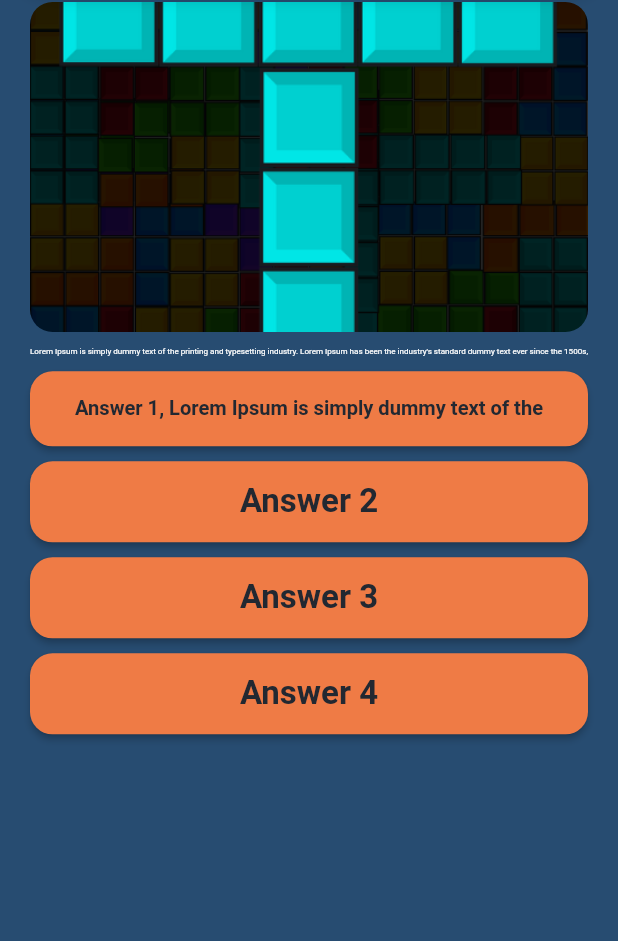
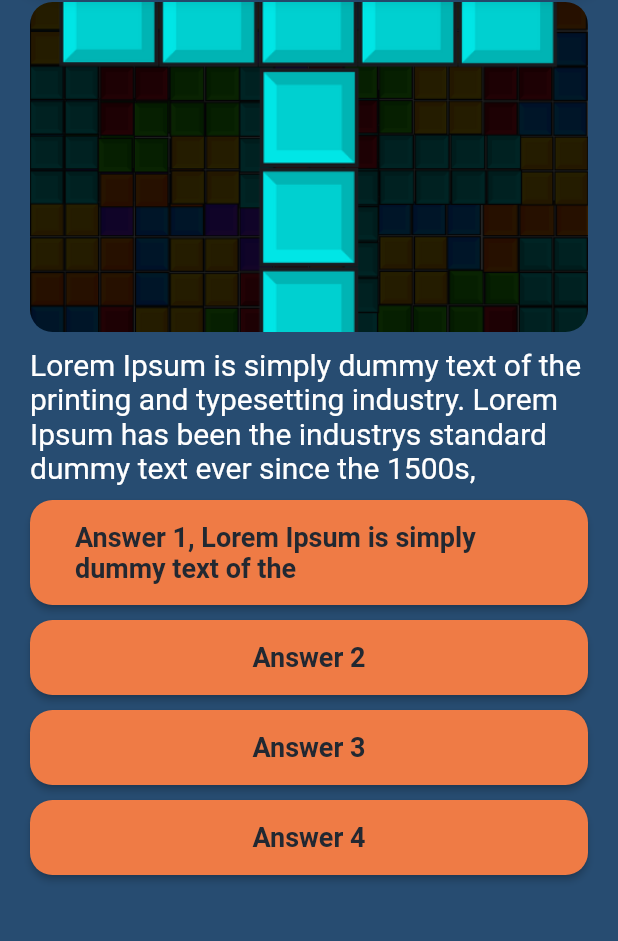
Before and after one commit to DevranAkat/Flutter-QuizApp, a Flutter app: the screen it shows after launch, after a tap on "Play!", on a phone screen of 412 x 824 dp, the part 97-1038 px from its top. Run offline on Flutter 3.47's test engine with Material 2 defaults, Android fonts, the phone set to English and light mode, and no system bars; drawn by our look-alikes of auto_size_text.

Commit message:
Designing quiz page

```diff
--- a/lib/main.dart
+++ b/lib/main.dart
@@ -19,8 +19,8 @@ class MyApp extends StatelessWidget {
         primaryColor: const Color(0xFF222831),
       ),
       routes: {
-        '/': (context) => HomePage(),
-        '/second': (context) => QuizPage(),
+        '/': (context) => const HomePage(),
+        '/second': (context) => const QuizPage(),
       },
       initialRoute: '/',
     );
--- a/lib/screens/home_page.dart
+++ b/lib/screens/home_page.dart
@@ -19,10 +19,10 @@ class PlayButton extends StatelessWidget {
         onPressed: () => Navigator.pushNamed(context, '/second'),
         child: const Text(
           'Play!',
-          style: const TextStyle(color: Color(0xFF222831), fontWeight: FontWeight.bold),
+          style: TextStyle(color: Color(0xFF222831), fontWeight: FontWeight.bold),
         ),
         style: ElevatedButton.styleFrom(
-          primary: Color(0xFFEF7B45),
+          primary: const Color(0xFFEF7B45),
           textStyle: const TextStyle(fontSize: 28),
           padding: const EdgeInsets.symmetric(vertical: 24.0, horizontal: 70),
           shape: RoundedRectangleBorder(
--- a/lib/screens/quiz_page.dart
+++ b/lib/screens/quiz_page.dart
@@ -1,3 +1,4 @@
+import 'package:auto_size_text/auto_size_text.dart';
 import 'package:flutter/material.dart';
 
 class QuizPage extends StatelessWidget {
@@ -28,16 +29,16 @@ class QuizPage extends StatelessWidget {
                 borderRadius: BorderRadius.circular(15),
               ),
             ),
-            Padding(
-              padding: const EdgeInsets.only(left: 20.0, right: 20.0, top: 10.0),
-              child: FittedBox(
-                fit: BoxFit.fitWidth,
-                child: Text(
-                  "Lorem Ipsum is simply dummy text of the printing and typesetting industry. Lorem Ipsum has been the industry's standard dummy text ever since the 1500s,",
-                  style: const TextStyle(color: Colors.white, fontSize: 26),
+            const Padding(
+              padding:  EdgeInsets.only(left: 20.0, right: 20.0, top: 10.0),
+                child:  AutoSizeText(
+                  'Lorem Ipsum is simply dummy text of the printing and typesetting industry. Lorem Ipsum has been the industrys standard dummy text ever since the 1500s,',
+                  style: TextStyle(fontSize: 24, color: Colors.white),
+                  minFontSize: 14,
+                  maxLines: 4,
+                  overflow: TextOverflow.ellipsis,
                 ),
               ),
-            ),
             Options("Answer 1, Lorem Ipsum is simply dummy text of the"),
             Options("Answer 2"),
             Options("Answer 3"),
@@ -54,19 +55,18 @@ Padding Options(String answer) {
     padding: const EdgeInsets.only(left: 20.0, right: 20.0, top: 10.0),
     child: ElevatedButton(
       onPressed: () => {},
-      child: FittedBox(
-        fit: BoxFit.fitWidth,
-        child: Text(
-          answer,
-          style: const TextStyle(
-            color: Color(0xFF222831),
-            fontWeight: FontWeight.bold,
-          ),
-        ),
+      child: AutoSizeText(
+        answer,
+        style: const TextStyle(
+          fontSize: 18, color: Color(0xFF222831),
+          fontWeight: FontWeight.bold),
+          minFontSize: 12,
+          maxLines: 3,
+          overflow: TextOverflow.ellipsis,
       ),
       style: ElevatedButton.styleFrom(
         minimumSize: const Size.fromHeight(50),
-        primary: Color(0xFFEF7B45),
+        primary: const Color(0xFFEF7B45),
         textStyle: const TextStyle(fontSize: 22),
         padding: const EdgeInsets.symmetric(vertical: 14.0, horizontal: 30),
         shape: RoundedRectangleBorder(
--- a/pubspec.yaml
+++ b/pubspec.yaml
@@ -34,6 +34,7 @@ dependencies:
   # The following adds the Cupertino Icons font to your application.
   # Use with the CupertinoIcons class for iOS style icons.
   cupertino_icons: ^1.0.2
+  auto_size_text: ^3.0.0
 
 dev_dependencies:
   flutter_test:
```
Also changed, not shown: pubspec.lock.
